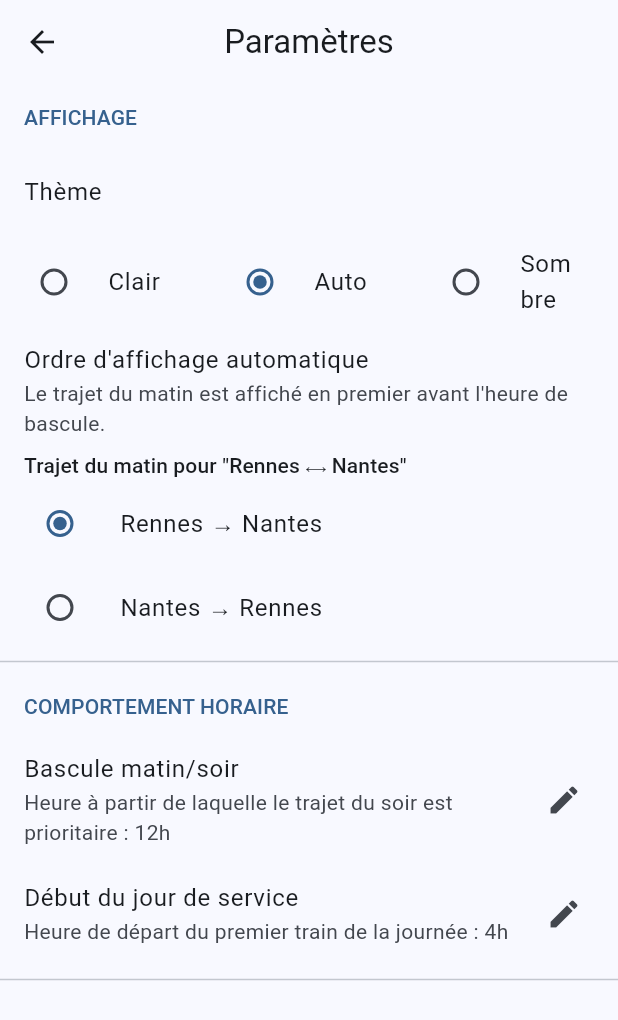
After one commit to klutchnikoff/surlequai, a Flutter app: the SettingsScreen screen opened directly, on a phone screen of 412 x 824 dp. The commit adds this screen. Shown: the top 1020 px of the screen. Run offline on Flutter 3.47's test engine with Material 3 defaults, Android fonts, the phone set to English and light mode, and no system bars; our stand-ins replace shared_preferences; accounts and stored records are empty.

Commit message:
feat: Implémentation de l'écran des paramètres et persistance complète
Implémente l'écran des paramètres, permettant aux utilisateurs de configurer les préférences de l'application.
- Ajoute la persistance pour la sélection du thème, l'heure de bascule matin/soir et l'heure de début de journée de service via shared_preferences.
- Refactorise la logique d'ordre d'affichage automatique pour être entièrement configurable par trajet, persistant le "direction du matin" choice.
- Introduit SettingsProvider pour gérer les paramètres globaux de l'application.
- Met à jour TripProvider pour charger et sauvegarder sa liste de trajets, y compris les préférences d'ordre d'affichage par trajet, les rendant persistantes entre les redémarrages de l'application.
- Résout LateInitializationError en gérant correctement le chargement asynchrone des fournisseurs et en ajoutant des états de chargement à l'interface utilisateur.
- Corrige les problèmes de null-safety dans DirectionCard, TripsDrawer et SettingsScreen pour une robustesse accrue.

```diff
--- /dev/null
+++ b/lib/models/settings.dart
@@ -0,0 +1 @@
+enum AppThemeMode { light, dark, system }
--- /dev/null
+++ b/lib/screens/settings_screen.dart
@@ -0,0 +1,167 @@
+import 'package:flutter/material.dart';
+import 'package:provider/provider.dart';
+import 'package:surlequai/models/settings.dart';
+import 'package:surlequai/models/trip.dart';
+import 'package:surlequai/services/settings_provider.dart';
+import 'package:surlequai/services/trip_provider.dart';
+
+class SettingsScreen extends StatefulWidget {
+  const SettingsScreen({super.key});
+
+  @override
+  State<SettingsScreen> createState() => _SettingsScreenState();
+}
+
+class _SettingsScreenState extends State<SettingsScreen> {
+  @override
+  Widget build(BuildContext context) {
+    return Scaffold(
+      appBar: AppBar(
+        title: const Text('Paramètres'),
+        centerTitle: true,
+      ),
+      body: Consumer2<SettingsProvider, TripProvider>(
+        builder: (context, settingsProvider, tripProvider, child) {
+          return ListView(
+            children: [
+              _buildSectionTitle(context, 'AFFICHAGE'),
+              _buildThemeSetting(context, settingsProvider),
+              _buildDisplayOrderSetting(context, tripProvider),
+              const Divider(),
+              _buildTimeBehaviorSetting(context, settingsProvider),
+              const Divider(),
+              // TODO: Add other sections (DONNÉES, NOTIFICATIONS, INTERFACE, À PROPOS)
+            ],
+          );
+        },
+      ),
+    );
+  }
+
+  Widget _buildSectionTitle(BuildContext context, String title) {
+    return Padding(
+      padding: const EdgeInsets.symmetric(horizontal: 16.0, vertical: 12.0),
+      child: Text(
+        title,
+        style: Theme.of(context).textTheme.titleSmall?.copyWith(color: Theme.of(context).colorScheme.primary),
+      ),
+    );
+  }
+
+  Widget _buildThemeSetting(BuildContext context, SettingsProvider settingsProvider) {
+    return Column(
+      crossAxisAlignment: CrossAxisAlignment.start,
+      children: [
+        const ListTile(
+          title: Text('Thème'),
+        ),
+        Row(
+          mainAxisAlignment: MainAxisAlignment.spaceEvenly,
+          children: [
+            _buildThemeRadio(context, AppThemeMode.light, 'Clair'),
+            _buildThemeRadio(context, AppThemeMode.system, 'Auto'),
+            _buildThemeRadio(context, AppThemeMode.dark, 'Sombre'),
+          ],
+        ),
+      ],
+    );
+  }
+
+  Widget _buildThemeRadio(BuildContext context, AppThemeMode mode, String text) {
+    final settingsProvider = context.watch<SettingsProvider>();
+
+    return Expanded(
+      child: RadioListTile<AppThemeMode>(
+        title: Text(text),
+        value: mode,
+        groupValue: settingsProvider.themeMode,
+        onChanged: (AppThemeMode? value) {
+          if (value != null) {
+            context.read<SettingsProvider>().setThemeMode(value);
+          }
+        },
+      ),
+    );
+  }
+
+  Widget _buildDisplayOrderSetting(BuildContext context, TripProvider tripProvider) {
+    final activeTrip = tripProvider.activeTrip;
+
+    if (activeTrip == null) {
+      return const ListTile(
+        title: Text('Ordre d\'affichage automatique'),
+        subtitle: Text('Chargement...'),
+        enabled: false,
+      );
+    }
+
+    return Column(
+      crossAxisAlignment: CrossAxisAlignment.start,
+      children: [
+        const ListTile(
+          title: Text('Ordre d\'affichage automatique'),
+          subtitle: Text('Le trajet du matin est affiché en premier avant l\'heure de bascule.'),
+        ),
+        Padding(
+          padding: const EdgeInsets.symmetric(horizontal: 16.0),
+          child: Text('Trajet du matin pour "${activeTrip.stationA.name} ⟷ ${activeTrip.stationB.name}"', style: Theme.of(context).textTheme.titleSmall),
+        ),
+        _buildMorningDirectionRadio(context, MorningDirection.aToB, '${activeTrip.stationA.name} → ${activeTrip.stationB.name}'),
+        _buildMorningDirectionRadio(context, MorningDirection.bToA, '${activeTrip.stationB.name} → ${activeTrip.stationA.name}'),
+      ],
+    );
+  }
+
+  Widget _buildMorningDirectionRadio(BuildContext context, MorningDirection direction, String text) {
+    final tripProvider = context.watch<TripProvider>();
+    return ListTile(
+      title: Text(text),
+      leading: Radio<MorningDirection>(
+        value: direction,
+        groupValue: tripProvider.activeTrip?.morningDirection,
+        onChanged: (MorningDirection? value) {
+          if (value != null) {
+            context.read<TripProvider>().updateActiveTripMorningDirection(value);
+          }
+        },
+      ),
+    );
+  }
+
+  Widget _buildTimeBehaviorSetting(BuildContext context, SettingsProvider settingsProvider) {
+    return Column(
+      crossAxisAlignment: CrossAxisAlignment.start,
+      children: [
+        _buildSectionTitle(context, 'COMPORTEMENT HORAIRE'),
+        ListTile(
+          title: const Text('Bascule matin/soir'),
+          subtitle: Text('Heure à partir de laquelle le trajet du soir est prioritaire : ${settingsProvider.morningEveningSplitTime}h'),
+          trailing: const Icon(Icons.edit),
+          onTap: () async {
+            final TimeOfDay? picked = await showTimePicker(
+              context: context,
+              initialTime: TimeOfDay(hour: settingsProvider.morningEveningSplitTime, minute: 0),
+            );
+            if (picked != null) {
+              context.read<SettingsProvider>().setMorningEveningSplitTime(picked.hour);
+            }
+          },
+        ),
+        ListTile(
+          title: const Text('Début du jour de service'),
+          subtitle: Text('Heure de départ du premier train de la journée : ${settingsProvider.serviceDayStartTime}h'),
+          trailing: const Icon(Icons.edit),
+          onTap: () async {
+            final TimeOfDay? picked = await showTimePicker(
+              context: context,
+              initialTime: TimeOfDay(hour: settingsProvider.serviceDayStartTime, minute: 0),
+            );
+            if (picked != null) {
+              context.read<SettingsProvider>().setServiceDayStartTime(picked.hour);
+            }
+          },
+        ),
+      ],
+    );
+  }
+}
--- a/lib/widgets/trips_drawer.dart
+++ b/lib/widgets/trips_drawer.dart
@@ -31,12 +31,12 @@ class TripsDrawer extends StatelessWidget {
           for (var trip in allTrips)
             ListTile(
               leading: Icon(
-                trip.id == activeTrip.id ? Icons.arrow_forward_ios : null,
+                trip.id == activeTrip?.id ? Icons.arrow_forward_ios : null,
                 size: 16,
                 color: Theme.of(context).primaryColor,
               ),
               title: Text('${trip.stationA.name} ⟷ ${trip.stationB.name}'),
-              selected: trip.id == activeTrip.id,
+              selected: trip.id == activeTrip?.id,
               selectedTileColor: Theme.of(context).primaryColor.withOpacity(0.1),
               onTap: () {
                 // Using `read` here as we are in a callback, not the build method
```
Also changed, not shown: lib/main.dart (+15 -3 lines), lib/models/station.dart (+14 -0 lines), lib/models/trip.dart (+33 -0 lines), lib/screens/home_screen.dart (+28 -4 lines), lib/services/settings_provider.dart (added, +79 -0 lines), lib/services/trip_provider.dart (+115 -26 lines), lib/utils/mock_data.dart (+21 -59 lines), 3 other files.
